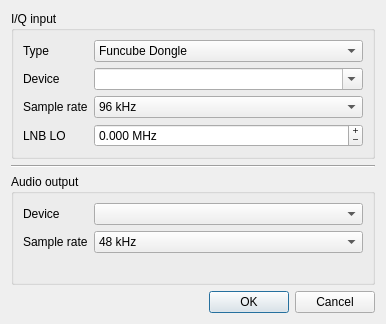
Above: qtgui/ioconfig.ui from gqrx-sdr/gqrx before the change. Below: the same form after it.
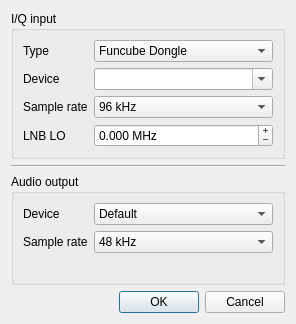
That is the form after the change. Icons and pictures are not drawn.

Commit message: Include a default device in the output list.

```diff
--- a/qtgui/ioconfig.ui
+++ b/qtgui/ioconfig.ui
@@ -6,7 +6,7 @@
    <rect>
     <x>0</x>
     <y>0</y>
-    <width>386</width>
+    <width>296</width>
     <height>324</height>
    </rect>
   </property>
@@ -145,6 +145,11 @@
         <property name="minimumContentsLength">
          <number>15</number>
         </property>
+        <item>
+         <property name="text">
+          <string>Default</string>
+         </property>
+        </item>
        </widget>
       </item>
       <item row="1" column="0">
```
